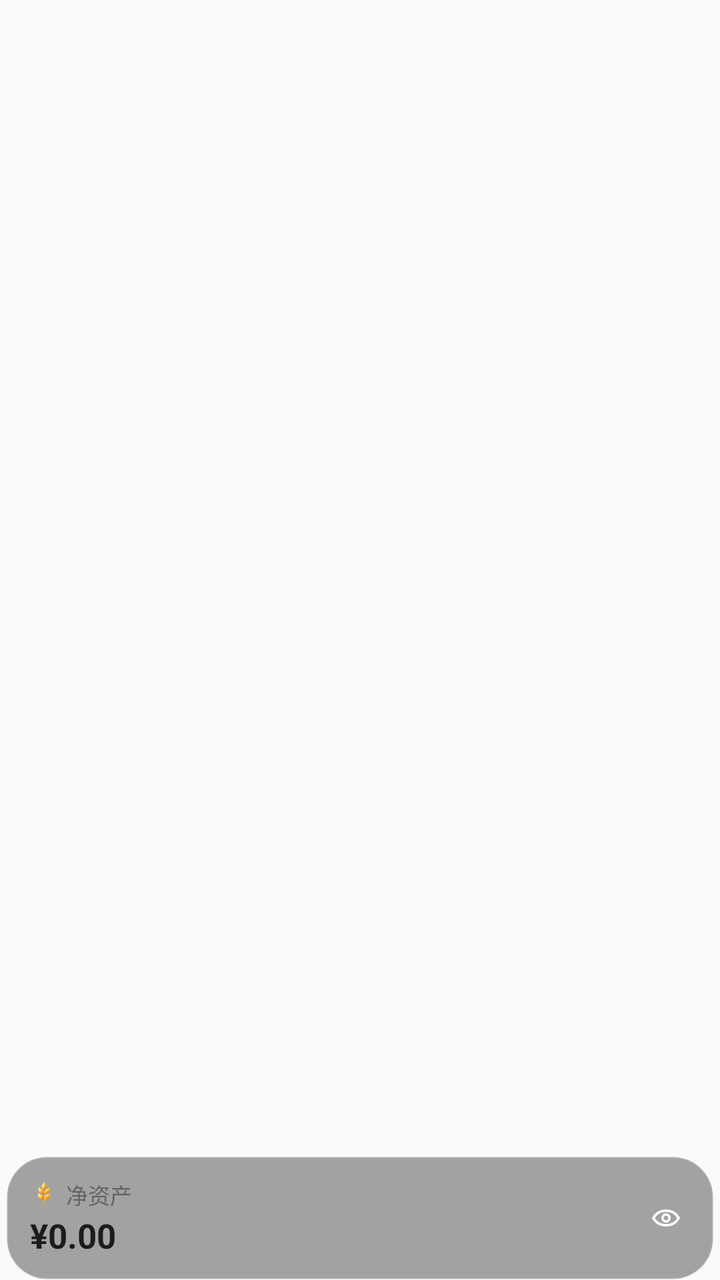
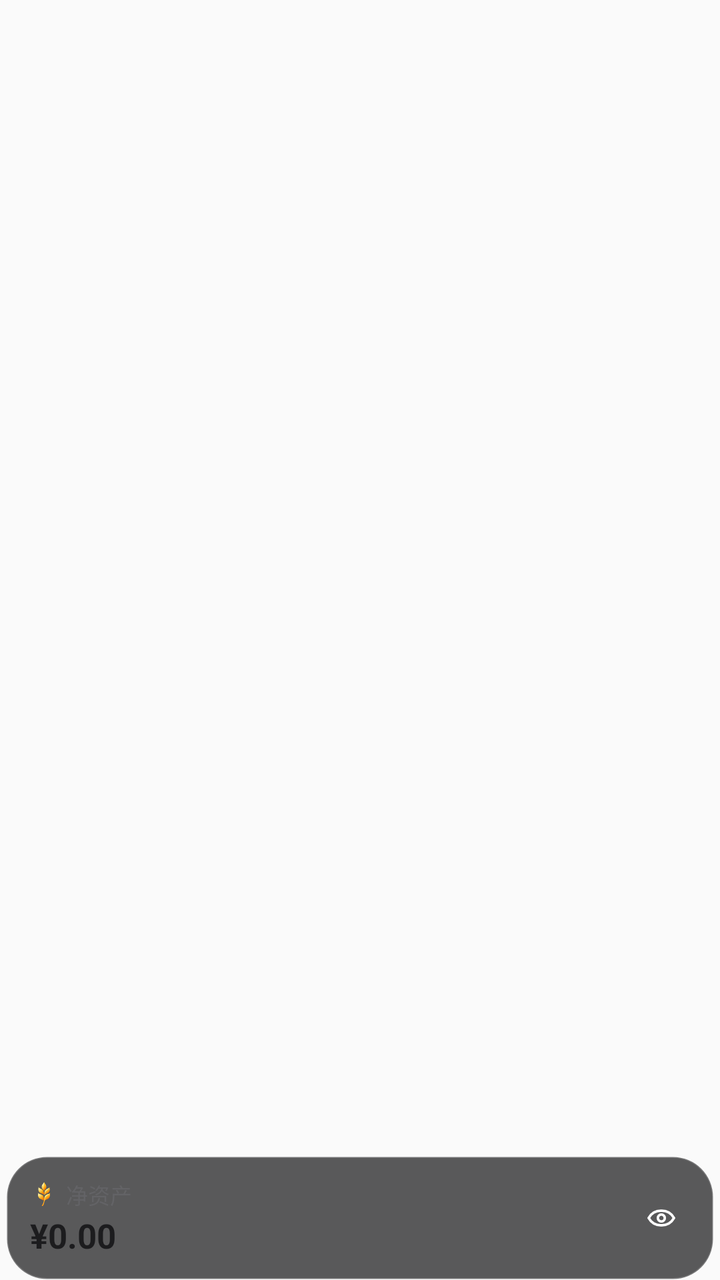

Two renders of the same Android screen: before a commit and after it. Below are the layout's source before the change and the commit's diff.
<!-- AndroidManifest.xml: application theme Theme.MyMoney -->
<!-- res/layout/widget_asset_strip_h.xml -->
<?xml version="1.0" encoding="utf-8"?>
<FrameLayout xmlns:android="http://schemas.android.com/apk/res/android"
    android:id="@+id/widget_root"
    android:layout_width="match_parent"
    android:layout_height="match_parent"
    android:paddingHorizontal="3dp"
    android:paddingTop="14dp"
    android:paddingBottom="0dp">

    <LinearLayout
        android:id="@+id/widget_card"
        android:layout_width="match_parent"
        android:layout_height="62dp"
        android:layout_gravity="bottom"
        android:background="@drawable/widget_background_glass_dark"
        android:gravity="center_vertical"
        android:orientation="horizontal"
        android:paddingHorizontal="12dp">

        <LinearLayout
            android:id="@+id/widget_primary_block"
            android:layout_width="0dp"
            android:layout_height="match_parent"
            android:layout_weight="1"
            android:gravity="center_vertical"
            android:orientation="vertical">

            <LinearLayout
                android:layout_width="match_parent"
                android:layout_height="wrap_content"
                android:gravity="center_vertical"
                android:orientation="horizontal">

                <ImageView
                    android:layout_width="14dp"
                    android:layout_height="14dp"
                    android:layout_marginEnd="4dp"
                    android:importantForAccessibility="no"
                    android:scaleType="fitCenter"
                    android:src="@drawable/ic_brand_color" />

                <TextView
                    android:id="@+id/widget_primary_label"
                    android:layout_width="wrap_content"
                    android:layout_height="wrap_content"
                    android:maxLines="1"
                    android:text="净资产"
                    android:textColor="@color/widget_secondary"
                    android:textSize="11sp" />
            </LinearLayout>

            <TextView
                android:id="@+id/widget_primary_amount"
                android:layout_width="match_parent"
                android:layout_height="wrap_content"
                android:layout_marginTop="1dp"
                android:autoSizeMaxTextSize="18sp"
                android:autoSizeMinTextSize="12sp"
                android:autoSizeStepGranularity="1sp"
                android:autoSizeTextType="uniform"
                android:maxLines="1"
                android:text="¥0.00"
                android:textColor="@color/widget_primary"
                android:textSize="17sp"
                android:textStyle="bold" />
        </LinearLayout>

        <ImageView
            android:id="@+id/widget_eye"
            android:layout_width="24dp"
            android:layout_height="24dp"
            android:layout_marginStart="4dp"
            android:padding="4dp"
            android:src="@drawable/ic_widget_eye_on" />
    </LinearLayout>
</FrameLayout>
<!-- resources referenced by this layout -->
<resources>
  <color name="widget_primary">#1C1C1E</color>
  <color name="widget_secondary">#636366</color>
  <!-- drawable ic_brand_color: png bitmap (drawable-hdpi, 4239 bytes) -->
  <!-- drawable ic_widget_eye_on (drawable) -->
  <?xml version="1.0" encoding="utf-8"?>
  <vector xmlns:android="http://schemas.android.com/apk/res/android"
      android:width="20dp"
      android:height="20dp"
      android:viewportWidth="24"
      android:viewportHeight="24">
      <path
          android:fillColor="#00000000"
          android:pathData="M2.5,12C4.6,8.2 8,6.5 12,6.5C16,6.5 19.4,8.2 21.5,12C19.4,15.8 16,17.5 12,17.5C8,17.5 4.6,15.8 2.5,12Z"
          android:strokeWidth="1.9"
          android:strokeColor="#FFFFFF"
          android:strokeLineJoin="round" />
      <path
          android:fillColor="#00000000"
          android:pathData="M12,12m-2.6,0a2.6,2.6 0,1 1,5.2 0a2.6,2.6 0,1 1,-5.2 0"
          android:strokeWidth="1.9"
          android:strokeColor="#FFFFFF" />
  </vector>
  <!-- drawable widget_background_glass_dark (drawable) -->
  <?xml version="1.0" encoding="utf-8"?>
  <shape xmlns:android="http://schemas.android.com/apk/res/android" android:shape="rectangle">
      <solid android:color="#62161618" />
      <corners android:radius="20dp" />
      <stroke android:width="1dp" android:color="#30FFFFFF" />
  </shape>
  <style name="Theme.MyMoney" parent="android:Theme.Material.Light.NoActionBar" />
</resources>

<!-- the commit's change to res/layout/widget_asset_strip_h.xml (unified diff, before → after) -->
@@ -58,6 +58,8 @@
                 android:autoSizeMinTextSize="12sp"
                 android:autoSizeStepGranularity="1sp"
                 android:autoSizeTextType="uniform"
+                android:ellipsize="end"
+                android:fontFeatureSettings="tnum"
                 android:maxLines="1"
                 android:text="¥0.00"
                 android:textColor="@color/widget_primary"
@@ -67,10 +69,11 @@
 
         <ImageView
             android:id="@+id/widget_eye"
-            android:layout_width="24dp"
-            android:layout_height="24dp"
-            android:layout_marginStart="4dp"
-            android:padding="4dp"
+            android:layout_width="40dp"
+            android:layout_height="40dp"
+            android:layout_marginStart="2dp"
+            android:layout_marginEnd="-6dp"
+            android:padding="12dp"
             android:src="@drawable/ic_widget_eye_on" />
     </LinearLayout>
 </FrameLayout>
<!-- resource entries referenced after the edit -->
@@ -25,7 +25,7 @@
   <!-- drawable widget_background_glass_dark (drawable) -->
   <?xml version="1.0" encoding="utf-8"?>
   <shape xmlns:android="http://schemas.android.com/apk/res/android" android:shape="rectangle">
-      <solid android:color="#62161618" />
+      <solid android:color="#B3161618" />
       <corners android:radius="20dp" />
       <stroke android:width="1dp" android:color="#30FFFFFF" />
   </shape>
